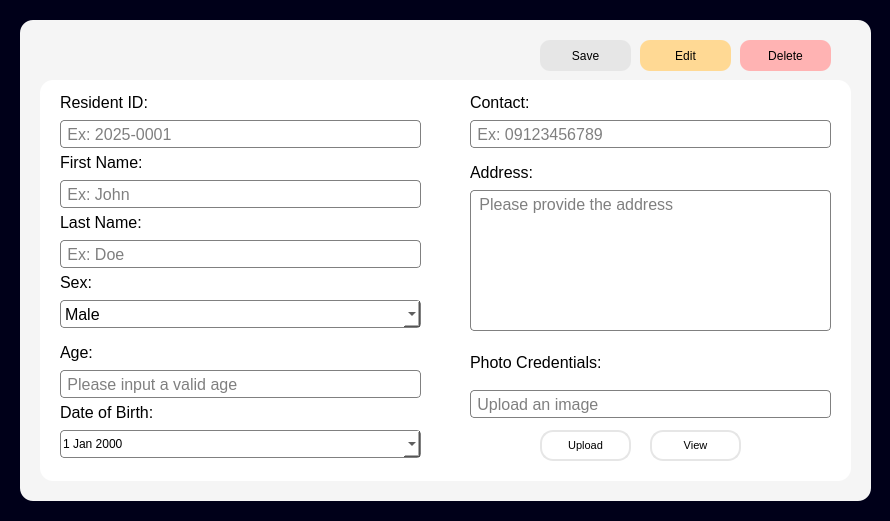
This is uifiles/inforesidentui.ui in mustafamclngn/CCC151-ComplaSys as Qt 5 draws it before an edit. The edited form follows.
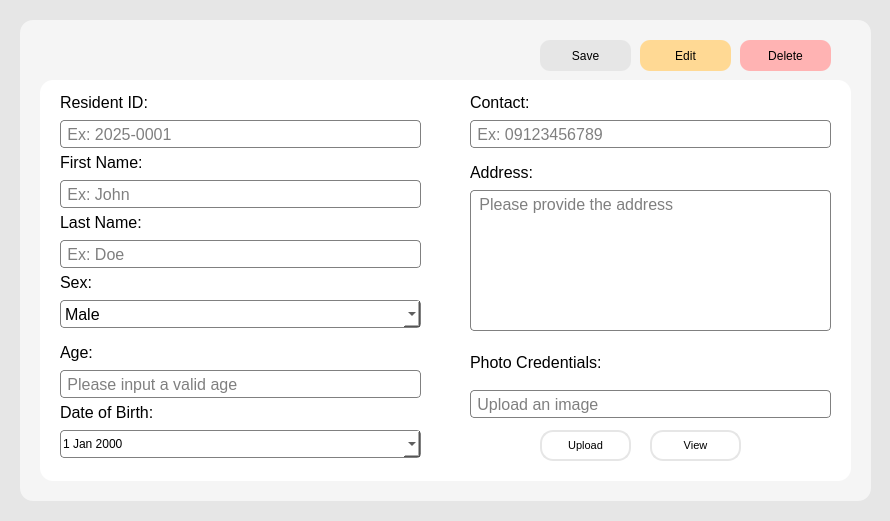
This is the edited form. Icons and pictures are not drawn.

Commit message: changed background color to white

Diff of the .ui file:
```diff
--- a/uifiles/inforesidentui.ui
+++ b/uifiles/inforesidentui.ui
@@ -14,7 +14,7 @@
    <string>Resident Information</string>
   </property>
   <property name="styleSheet">
-   <string notr="true">background-color: rgb(0, 0, 25);</string>
+   <string notr="true">background-color: rgb(230, 230, 230);</string>
   </property>
   <widget class="QFrame" name="frame">
    <property name="geometry">
```
The commit also changes 5 other files.
